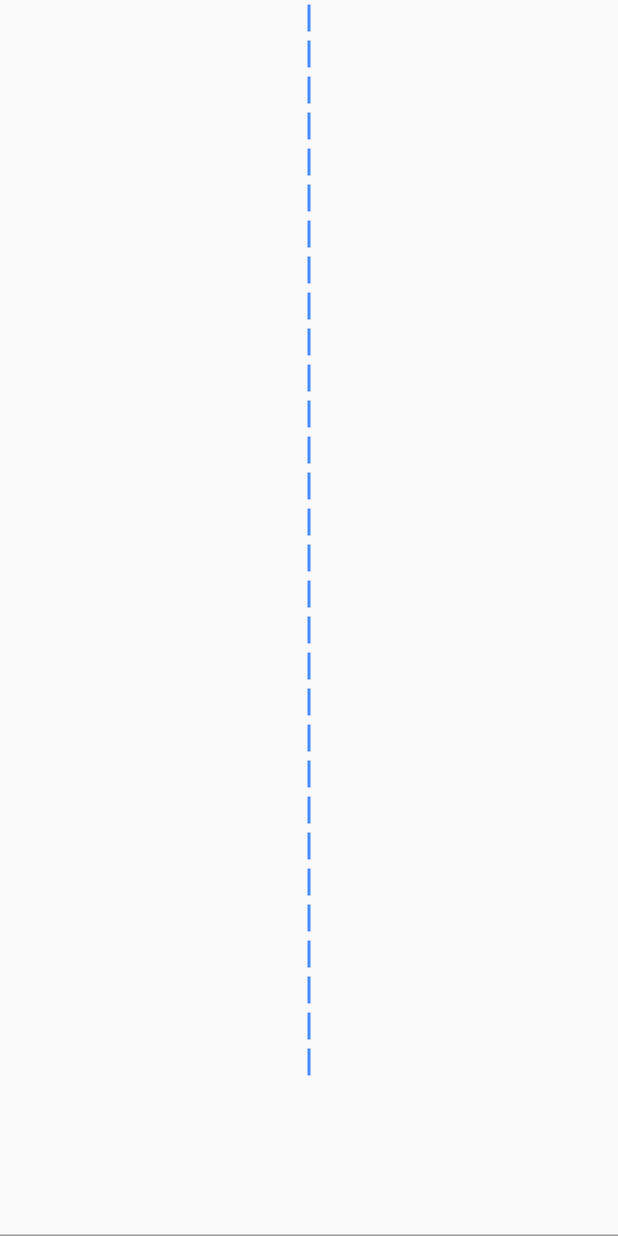
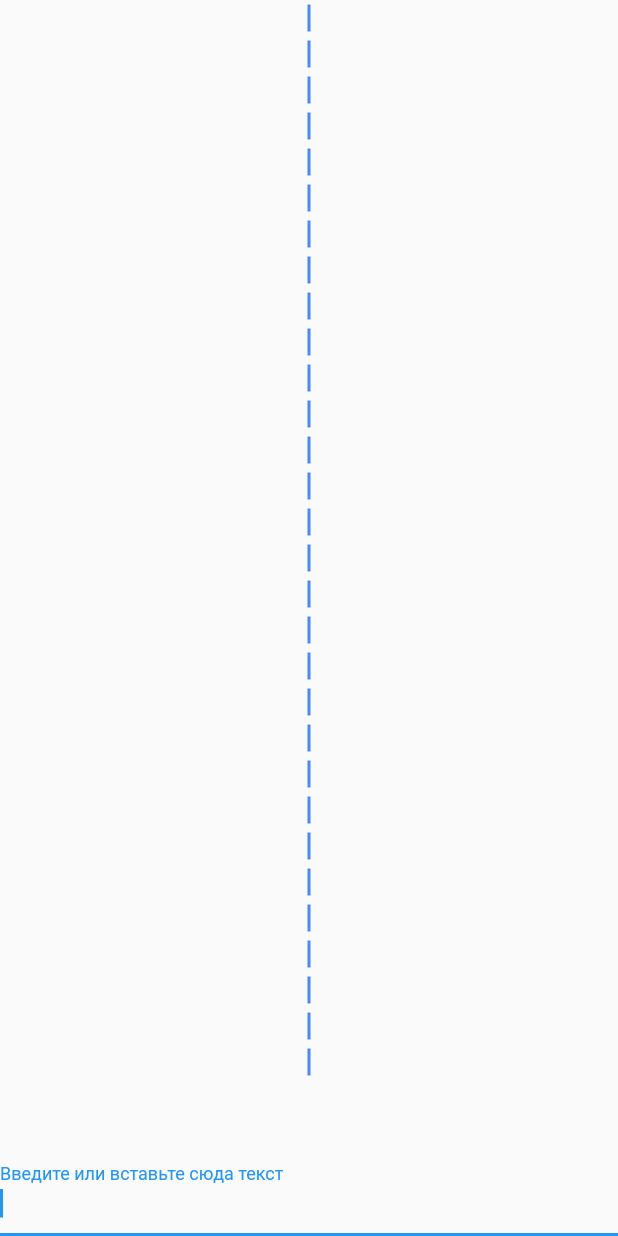
Before and after one commit to StKotok/BLR, a Flutter app: the screen it shows after launch, on a phone screen of 412 x 824 dp. Run offline on Flutter 3.47's test engine with Material 2 defaults, Android fonts, the phone set to English and light mode, and no system bars.

Commit message:
Add multiline, label, autofocus to the text field

```diff
--- a/lib/main_screen.dart
+++ b/lib/main_screen.dart
@@ -30,13 +30,20 @@ class MainScreenState extends State<MainScreen> {
                   );
                 }),
           ),
-          Container(child: TextField(
+          TextField(
+            keyboardType: TextInputType.multiline,
+            autofocus: true,
+            minLines: 1,
+            maxLines: 4,
+            decoration: const InputDecoration(
+              labelText: 'Введите или вставьте сюда текст',
+            ),
             onChanged: (text) {
               setState(() {
                 this.text = text;
               });
             },
-          )),
+          ),
         ],
       )),
     );
```
